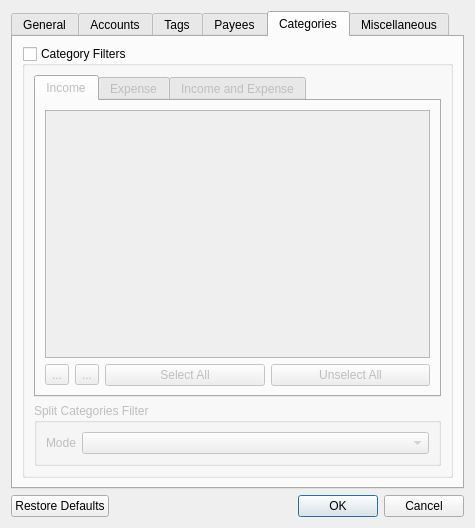
Qt form src/views/ui_files/forms/transaction_filter_form.ui (JakubFranek/Kapytal) before a commit.
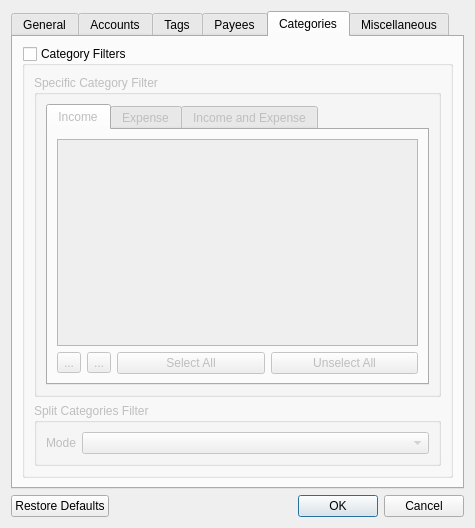
The same form after that commit. The open tabs and pages were chosen to show the change.

Commit message: Add TransactionFilterForm tooltips

The edit to the form file:
```diff
--- a/src/views/ui_files/forms/transaction_filter_form.ui
+++ b/src/views/ui_files/forms/transaction_filter_form.ui
@@ -485,6 +485,15 @@
          </property>
          <layout class="QVBoxLayout" name="verticalLayout_17">
           <item>
+           <widget class="QGroupBox" name="specificCategoryFilterGroupBox">
+            <property name="toolTip">
+             <string>&lt;html&gt;&lt;head/&gt;&lt;body&gt;&lt;p&gt;Filter Income, Expense and Refund Transactions based on specific Categories.&lt;/p&gt;&lt;p&gt;Other Transaction types are unaffected by this Filter.&lt;/p&gt;&lt;/body&gt;&lt;/html&gt;</string>
+            </property>
+            <property name="title">
+             <string>Specific Category Filter</string>
+            </property>
+            <layout class="QVBoxLayout" name="verticalLayout_16">
+             <item>
            <widget class="QTabWidget" name="categoriesTypeTabWidget">
             <property name="currentIndex">
              <number>0</number>
@@ -629,6 +638,9 @@
             </widget>
            </widget>
           </item>
+            </layout>
+           </widget>
+          </item>
           <item>
            <widget class="QGroupBox" name="splitCategoriesFilterGroupBox">
             <property name="title">
```
Left out of the diff: 38 changed lines with no effect on the pictures. Lines whose indentation alone changed are shown as unchanged. The commit also changes 1 other file.
